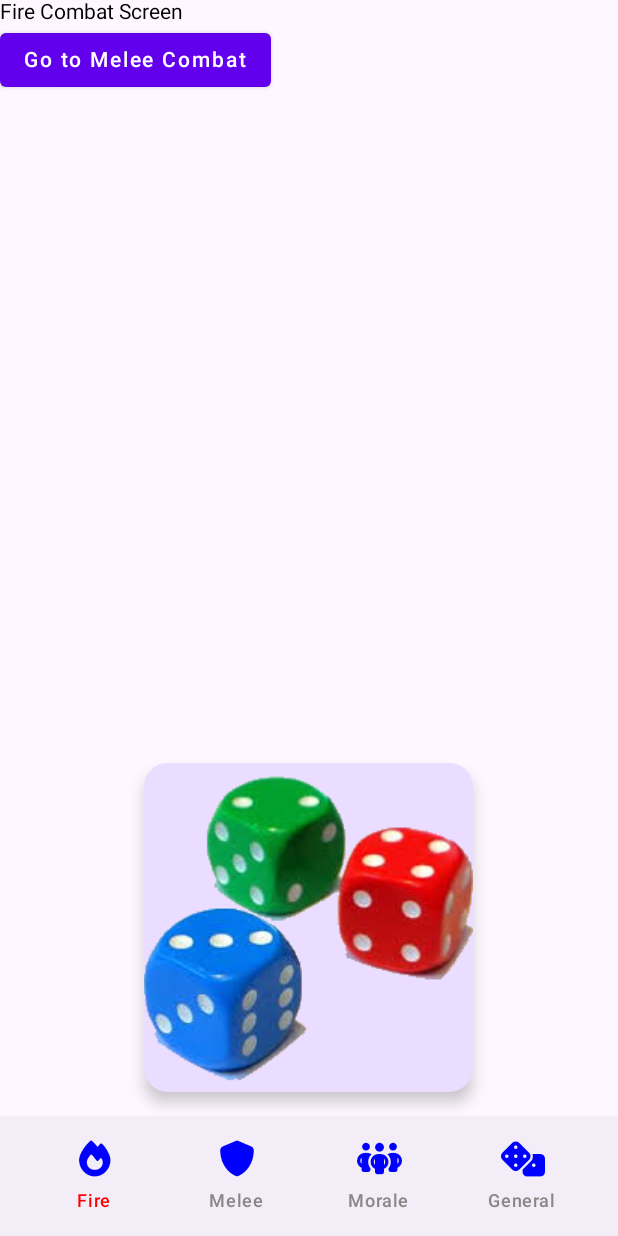
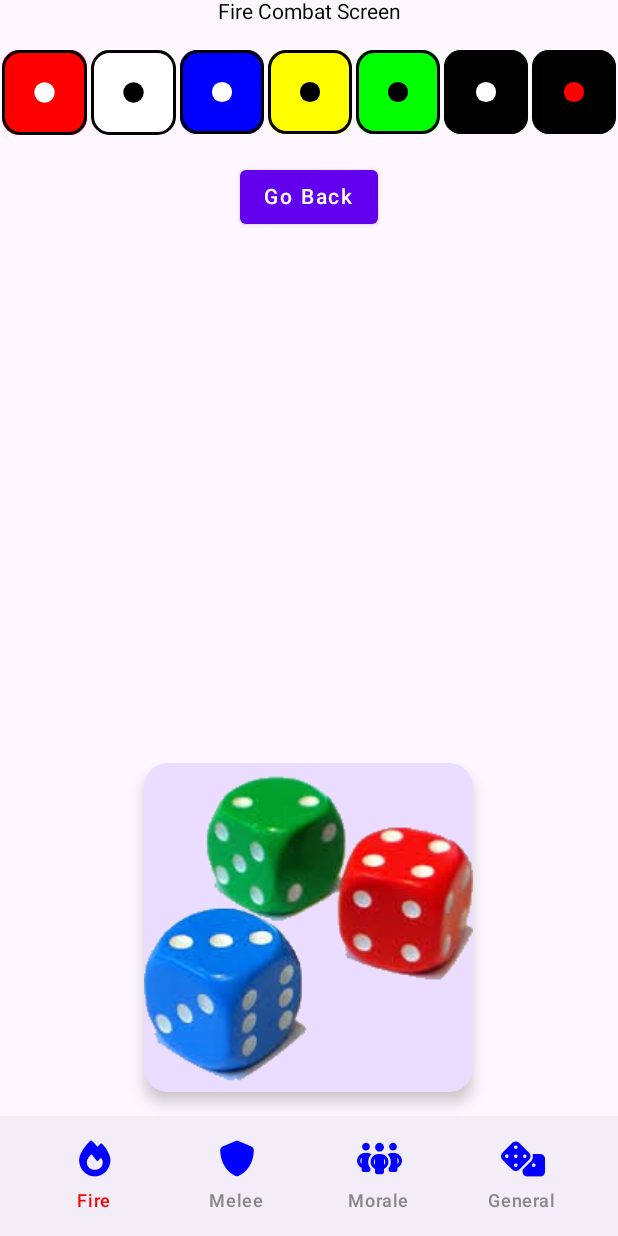
Before and after one commit to jcapuano328/labataille-dice, an Android app built with Jetpack Compose: the screen it shows after launch (MainActivity), on a phone screen of 412 x 824 dp. Run offline under Robolectric (Android 15) with nearby library versions, the phone set to English and light mode, and no system bars.

Commit message:
checkpoint 6

```diff
--- a/app/build.gradle.kts
+++ b/app/build.gradle.kts
@@ -69,4 +69,6 @@ dependencies {
     debugImplementation(libs.ui.tooling)
     debugImplementation(libs.ui.test.manifest)
     implementation(libs.androidx.navigation.compose)
+
+    implementation(libs.androidsvg.aar)
 }
--- a/app/src/main/java/com/ica/lb_dice/screens/FireCombatScreen.kt
+++ b/app/src/main/java/com/ica/lb_dice/screens/FireCombatScreen.kt
@@ -1,22 +1,37 @@
 package com.ica.lb_dice.screens
 
 import androidx.compose.foundation.layout.Column
+import androidx.compose.foundation.layout.Spacer
+import androidx.compose.foundation.layout.fillMaxSize
+import androidx.compose.foundation.layout.fillMaxWidth
+import androidx.compose.foundation.layout.height
+import androidx.compose.foundation.layout.size
 import androidx.compose.material.Button
 import androidx.compose.material.Text
 import androidx.compose.runtime.Composable
 import androidx.compose.runtime.LaunchedEffect
+import androidx.compose.runtime.collectAsState
+import androidx.compose.runtime.getValue
+import androidx.compose.ui.Alignment
+import androidx.compose.ui.Modifier
+import androidx.compose.ui.unit.dp
 import androidx.compose.runtime.rememberCoroutineScope
 import androidx.lifecycle.viewmodel.compose.viewModel
 import androidx.navigation.NavController
-import com.ica.lb_dice.navigation.NavigationDestinations
 
 import com.ica.lb_dice.viewmodels.DiceRollViewModel
 import com.ica.lb_dice.viewmodels.FireCombatViewModel
+import com.ica.lb_dice.ui.DiceSet
 
 @Composable
 fun FireCombatScreen(navController: NavController, diceRollViewModel: DiceRollViewModel) {
     val scope = rememberCoroutineScope()
+    // 1. Get the FireCombatViewModel instance
     val fireCombatViewModel: FireCombatViewModel = viewModel()
+    // 2. Get the state from the viewmodel.
+    val diceSetConfig by fireCombatViewModel.diceSetConfig.collectAsState()
+    val dieValues by fireCombatViewModel.dieValues.collectAsState()
+
     LaunchedEffect(key1 = Unit) {
         diceRollViewModel.fabEvent.collect {
             // Perform FireCombatScreen-specific logic here
@@ -24,10 +39,29 @@ fun FireCombatScreen(navController: NavController, diceRollViewModel: DiceRollVi
             fireCombatViewModel.onFabClicked()
         }
     }
-    Column {
+    Column(horizontalAlignment = Alignment.CenterHorizontally, modifier = Modifier.fillMaxSize()) {
+        // Display Fire Combat Screen Text
         Text("Fire Combat Screen")
-        Button(onClick = { navController.navigate(NavigationDestinations.MeleeCombat.route) }) {
-            Text("Go to Melee Combat")
+        Spacer(modifier = Modifier.height(16.dp))
+        // 3. Display the DiceSet, using the dieConfigs from ScreenViewModel.
+        if (diceSetConfig != null && dieValues.isNotEmpty()) {
+            DiceSet(
+                dieConfigs = diceSetConfig!!.dieConfigs,
+                dieValues = dieValues,
+                modifierButtonsVisible = false,
+                modifier = Modifier.fillMaxWidth(),
+                onDieClicked = { dieNumber ->
+                    println("Die $dieNumber clicked")
+                },
+                onModifierButtonClicked = { buttonNumber ->
+                    println("Modifier Button $buttonNumber clicked")
+                }
+            )
+        }
+        Spacer(modifier = Modifier.height(16.dp))
+        // Display the navigation button
+        Button(onClick = { navController.popBackStack() }) {
+            Text("Go Back")
         }
     }
 }
--- /dev/null
+++ b/app/src/main/java/com/ica/lb_dice/ui/DiceSet.kt
@@ -0,0 +1,98 @@
+package com.ica.lb_dice.ui
+
+import androidx.compose.foundation.layout.Arrangement
+import androidx.compose.foundation.layout.Column
+import androidx.compose.foundation.layout.Row
+import androidx.compose.foundation.background
+import androidx.compose.foundation.layout.aspectRatio
+import androidx.compose.foundation.layout.defaultMinSize
+import androidx.compose.foundation.layout.size
+import androidx.compose.foundation.layout.fillMaxWidth
+import androidx.compose.foundation.layout.height
+import androidx.compose.foundation.layout.wrapContentHeight
+import androidx.compose.material3.Button
+import androidx.compose.material3.Text
+import androidx.compose.runtime.Composable
+import androidx.compose.ui.Alignment
+import androidx.compose.ui.graphics.Color
+import androidx.compose.ui.Modifier
+import androidx.compose.ui.unit.dp
+import com.ica.lb_dice.util.DieConfig
+
+@Composable
+fun DiceSet(
+    dieConfigs: List<DieConfig>,
+    dieValues: List<Int>,
+    modifierButtonsVisible: Boolean,
+    onDieClicked: (Int) -> Unit,
+    onModifierButtonClicked: (Int) -> Unit,
+    modifier: Modifier = Modifier
+) {
+    Column(modifier = modifier
+        .fillMaxWidth()
+        .wrapContentHeight(),
+        horizontalAlignment = Alignment.CenterHorizontally
+    ) {
+        DiceRow(dieConfigs = dieConfigs, dieValues = dieValues, onDieClicked = onDieClicked, modifier = modifier)
+        if (modifierButtonsVisible) {
+            ModifierButtonsRow(onModifierButtonClicked = onModifierButtonClicked)
+        }
+    }
+}
+
+@Composable
+fun DiceRow(
+    dieConfigs: List<DieConfig>,
+    dieValues: List<Int>,
+    onDieClicked: (Int) -> Unit,
+    modifier: Modifier = Modifier
+) {
+    Row(
+        modifier = Modifier
+            .fillMaxWidth()
+            .wrapContentHeight()
+            //.background(Color.Gray)
+            ,
+        horizontalArrangement = Arrangement.SpaceEvenly
+    ) {
+        for (i in dieConfigs.indices) {
+            //println("Die $i has value ${dieValues[i]}")
+            Die(dieNumber = i,
+                modifier = //modifier.size(40.dp),
+                Modifier
+                    .weight(1f)
+                    .aspectRatio(1f),
+                onDieClicked = onDieClicked,
+                backgroundColor = dieConfigs[i].backgroundColor,
+                dotColor = dieConfigs[i].dotColor,
+                dieValue = dieValues[i]
+            )
+        }
+    }
+}
+
+@Composable
+fun ModifierButtonsRow(
+    onModifierButtonClicked: (Int) -> Unit,
+    modifier: Modifier = Modifier
+) {
+    Row(
+        modifier = modifier,
+        horizontalArrangement = Arrangement.spacedBy(4.dp)
+    ) {
+        for (i in 1..6) {
+            ModifierButton(value = i, onModifierButtonClicked = { onModifierButtonClicked(i) })
+        }
+    }
+}
+
+@Composable
+fun ModifierButton(
+    value: Int,
+    onModifierButtonClicked: () -> Unit,
+    modifier: Modifier = Modifier
+) {
+    Button(onClick = onModifierButtonClicked, modifier = modifier) {
+        Text("+$value")
+    }
+}
--- /dev/null
+++ b/app/src/main/java/com/ica/lb_dice/ui/Die.kt
@@ -0,0 +1,100 @@
+package com.ica.lb_dice.ui
+
+import androidx.compose.foundation.Canvas
+import androidx.compose.foundation.background
+import androidx.compose.foundation.border
+import androidx.compose.foundation.clickable
+import androidx.compose.foundation.layout.Box
+import androidx.compose.foundation.layout.aspectRatio
+import androidx.compose.foundation.layout.fillMaxSize
+import androidx.compose.foundation.layout.padding
+import androidx.compose.foundation.layout.size
+import androidx.compose.foundation.shape.RoundedCornerShape
+import androidx.compose.runtime.Composable
+import androidx.compose.ui.Alignment
+import androidx.compose.ui.Modifier
+import androidx.compose.ui.geometry.CornerRadius
+import androidx.compose.ui.geometry.Offset
+import androidx.compose.ui.geometry.Size
+import androidx.compose.ui.graphics.Color
+import androidx.compose.ui.graphics.drawscope.Stroke
+import androidx.compose.ui.unit.dp
+
+@Composable
+fun Die(
+    dieNumber: Int,
+    onDieClicked: (Int) -> Unit,
+    backgroundColor: Color,
+    dotColor: Color,
+    modifier: Modifier = Modifier,
+    dieValue: Int
+) {
+    Box(
+        modifier = modifier
+            //.size(40.dp)
+            .aspectRatio(1f)
+            //.border(width = 1.dp, color = Color.Black, shape = RoundedCornerShape(1.dp))
+            //.background(backgroundColor, shape = RoundedCornerShape(1.dp))
+            .padding(1.dp),
+        contentAlignment = Alignment.Center
+    ) {
+        DieRenderer(
+            backgroundColor = backgroundColor,
+            dotColor = dotColor,
+            value = dieValue,
+            modifier = modifier
+                //.border(width = 1.dp, color = Color.Black)
+                .clickable { onDieClicked(dieNumber) }
+        )
+    }
+}
+
+@Composable
+fun DieRenderer(
+    value: Int,            // The face value (1-6)
+    backgroundColor: Color,
+    dotColor: Color,
+    modifier: Modifier = Modifier
+) {
+    Canvas(modifier = modifier) {
+        val size = size.minDimension
+        //println("DieRenderer: size = $size")
+        val cornerRadius = size * 0.2f // Adjust for rounded corners
+        val borderWidth = 2.dp.toPx() // Border thickness in pixels
+        val dotRadius = size * 0.12f // Adjust dot size proportionally
+        val positions = mapOf(
+            1 to listOf(Offset(size / 2, size / 2)),
+            2 to listOf(Offset(size * 0.25f, size * 0.25f), Offset(size * 0.75f, size * 0.75f)),
+            3 to listOf(Offset(size * 0.25f, size * 0.25f), Offset(size * 0.5f, size * 0.5f), Offset(size * 0.75f, size * 0.75f)),
+            4 to listOf(Offset(size * 0.25f, size * 0.25f), Offset(size * 0.75f, size * 0.25f),
+                Offset(size * 0.25f, size * 0.75f), Offset(size * 0.75f, size * 0.75f)),
+            5 to listOf(Offset(size * 0.25f, size * 0.25f), Offset(size * 0.75f, size * 0.25f),
+                Offset(size * 0.5f, size * 0.5f),
+                Offset(size * 0.25f, size * 0.75f), Offset(size * 0.75f, size * 0.75f)),
+            6 to listOf(Offset(size * 0.25f, size * 0.2f), Offset(size * 0.75f, size * 0.2f),
+                Offset(size * 0.25f, size * 0.5f), Offset(size * 0.75f, size * 0.5f),
+                Offset(size * 0.25f, size * 0.8f), Offset(size * 0.75f, size * 0.8f))
+        )
+
+        //println("DieRenderer: value = $value, size = $size, dotRadius = $dotRadius")
+
+        drawRoundRect(
+            color = backgroundColor,
+            size = Size(size, size),
+            cornerRadius = CornerRadius(cornerRadius, cornerRadius)
+        )
+
+        // Draw the border as a slightly smaller rounded rectangle
+        drawRoundRect(
+            color = Color.Black, // Border color
+            size = Size(size - borderWidth, size - borderWidth), // Shrink slightly to fit
+            topLeft = Offset(borderWidth / 2, borderWidth / 2), // Offset to center it
+            cornerRadius = CornerRadius(cornerRadius, cornerRadius),
+            style = Stroke(width = borderWidth) // Draw only the stroke (border)
+        )
+
+        positions[value]?.forEach { pos ->
+            drawCircle(color = dotColor, radius = dotRadius, center = pos)
+        }
+    }
+}
--- /dev/null
+++ b/app/src/main/java/com/ica/lb_dice/util/DiceSetConfig.kt
@@ -0,0 +1,7 @@
+package com.ica.lb_dice.util
+
+import androidx.compose.ui.graphics.Color
+
+data class DiceSetConfig(
+    val dieConfigs: List<DieConfig>
+)
--- /dev/null
+++ b/app/src/main/java/com/ica/lb_dice/util/DieConfig.kt
@@ -0,0 +1,8 @@
+package com.ica.lb_dice.util
+
+import androidx.compose.ui.graphics.Color
+
+data class DieConfig(
+    val backgroundColor: Color,
+    val dotColor: Color
+)
--- a/app/src/main/java/com/ica/lb_dice/viewmodels/FireCombatViewModel.kt
+++ b/app/src/main/java/com/ica/lb_dice/viewmodels/FireCombatViewModel.kt
@@ -1,24 +1,73 @@
 package com.ica.lb_dice.viewmodels
 
+import androidx.compose.ui.graphics.Color
 import androidx.lifecycle.ViewModel
 import androidx.lifecycle.viewModelScope
 import kotlinx.coroutines.flow.MutableStateFlow
 import kotlinx.coroutines.flow.asStateFlow
 import kotlinx.coroutines.launch
 
+import com.ica.lb_dice.util.DieConfig
+import com.ica.lb_dice.util.DiceSetConfig
 import com.ica.lb_dice.util.Random
+import kotlinx.coroutines.flow.update
 
 class FireCombatViewModel : ViewModel() {
-    private val _randomNumbers = MutableStateFlow<List<Int>>(emptyList())
-    val randomNumbers = _randomNumbers.asStateFlow()
+    private val _diceSetConfig = MutableStateFlow<DiceSetConfig?>(null)
+    val diceSetConfig = _diceSetConfig.asStateFlow()
+    private val _dieValues = MutableStateFlow<List<Int>>(emptyList())
+    val dieValues = _dieValues.asStateFlow()
+
+    init {
+        createDiceSetConfig()
+        setInitialDieValues()
+    }
+    private fun createDiceSetConfig() {
+        val dieConfigs = listOf(
+            DieConfig(backgroundColor = Color.Red, dotColor = Color.White),
+            DieConfig(backgroundColor = Color.White, dotColor = Color.Black),
+
+            DieConfig(backgroundColor = Color.Blue, dotColor = Color.White),
+            DieConfig(backgroundColor = Color.Yellow, dotColor = Color.Black),
+            DieConfig(backgroundColor = Color.Green, dotColor = Color.Black),
+
+            DieConfig(backgroundColor = Color.Black, dotColor = Color.White),
+            DieConfig(backgroundColor = Color.Black, dotColor = Color.Red)
+        )
+        _diceSetConfig.update { DiceSetConfig(dieConfigs = dieConfigs) }
+    }
+    private fun setInitialDieValues() {
+        viewModelScope.launch {
+            val newDieValues = List(7 ){1}
+            _dieValues.value = newDieValues
+        }
+    }
+
+    fun updateDiceConfig(index: Int, newDieConfig: DieConfig) {
+        _diceSetConfig.update {
+            if (it != null) {
+                val newDieConfigs = it.dieConfigs.toMutableList().apply {
+                    this[index] = newDieConfig
+                }
+                it.copy(dieConfigs = newDieConfigs)
+            } else {
+                it
+            }
+        }
+    }
 
     private fun generateRandomNumbers() {
         viewModelScope.launch {
+            println("FireCombatViewModel: generate random numbers")
             val random = Random()
 
             // Generate 7 random numbers from 1 to 6
             val newNumbers = List(7) { random.RandomDie6() }
-            _randomNumbers.value = newNumbers
+
+            // print the numbers
+            println("Random numbers: $newNumbers")
+
+            _dieValues.value = newNumbers
         }
     }
 
--- a/gradle/libs.versions.toml
+++ b/gradle/libs.versions.toml
@@ -1,5 +1,6 @@
 [versions]
 agp = "8.9.0"
+androidsvgAar = "1.4"
 composeVersion = "1.7.8"
 kotlin = "2.0.21"
 coreKtx = "1.10.1"
@@ -12,6 +13,7 @@ composeBom = "2024.09.00"
 navVersion = "2.8.9"
 
 [libraries]
+androidsvg-aar = { module = "com.caverock:androidsvg-aar", version.ref = "androidsvgAar" }
 androidx-core-ktx = { group = "androidx.core", name = "core-ktx", version.ref = "coreKtx" }
 androidx-material = { module = "androidx.compose.material:material", version.ref = "composeVersion" }
 androidx-material-icons-extended = { module = "androidx.compose.material:material-icons-extended", version.ref = "composeVersion" }
```
